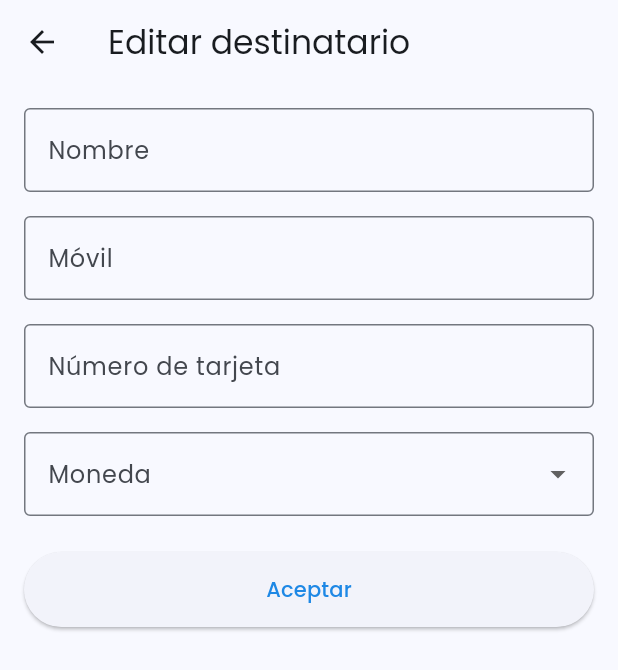
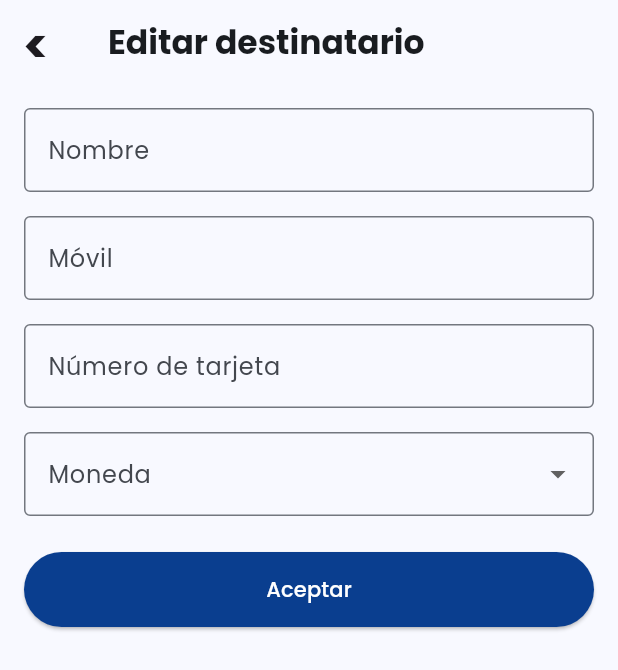
Before and after one commit to LesterCornielt/virtual_wallet, a Flutter app: the EditRecipientPage screen opened directly, on a phone screen of 412 x 824 dp. Shown: the top 670 px of the screen. Run offline on Flutter 3.47's test engine with Material 3 defaults, Android fonts, the phone set to English and light mode, and no system bars; our stand-ins replace dartz, equatable, google_fonts.

Commit message:
/fix: Consistency of font_size & icon style between views fixed

```diff
--- a/lib/features/recipients/presentation/pages/edit_recipient_page.dart
+++ b/lib/features/recipients/presentation/pages/edit_recipient_page.dart
@@ -7,7 +7,22 @@
   @override
   Widget build(BuildContext context) {
     return Scaffold(
-      appBar: AppBar(title: const Text('Editar destinatario')),
+      appBar: AppBar(
+        leading: Padding(
+          padding: const EdgeInsets.only(right: 8),
+          child: IconButton(
+            icon: const Text(
+              '<',
+              style: TextStyle(fontSize: 32, fontWeight: FontWeight.bold),
+            ),
+            onPressed: () => Navigator.pop(context),
+          ),
+        ),
+        title: const Text(
+          'Editar destinatario',
+          style: TextStyle(fontWeight: FontWeight.bold),
+        ),
+      ),
       body: Padding(
         padding: const EdgeInsets.all(16.0),
         child: Column(
@@ -59,12 +74,18 @@
                 // TODO: Implement save changes logic
               },
               style: ElevatedButton.styleFrom(
+                backgroundColor: Color(
+                  0xFF0A3E8F,
+                ), // Slightly darker blue color
                 minimumSize: const Size(
                   double.infinity,
                   50,
                 ), // Make button full width
               ),
-              child: const Text('Aceptar'),
+              child: const Text(
+                'Aceptar',
+                style: TextStyle(color: Colors.white),
+              ),
             ),
           ],
         ),
```
Also changed, not shown: lib/features/recipients/presentation/pages/add_recipient_page.dart (+7 -1 lines), lib/features/recipients/presentation/pages/recipients_page.dart (+4 -4 lines).
